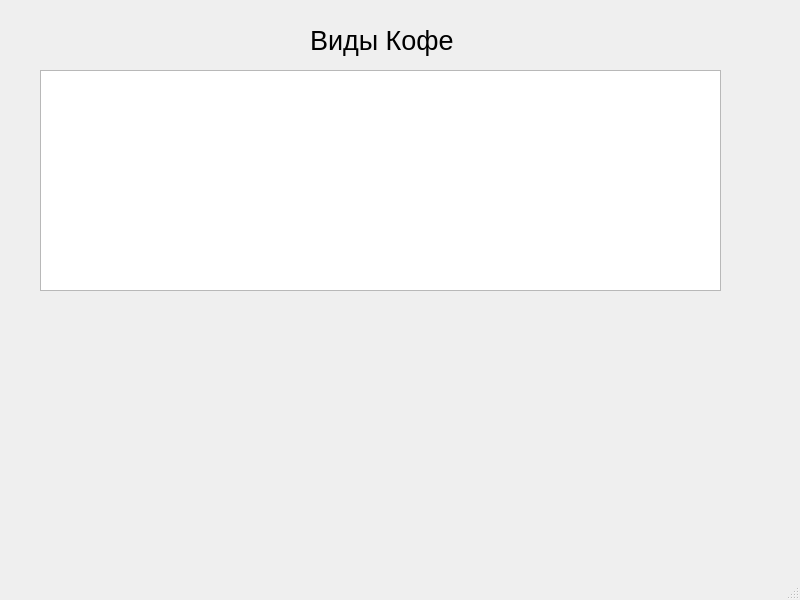
First picture: the form in main.ui, repository lemtok/espresso, before the edit.
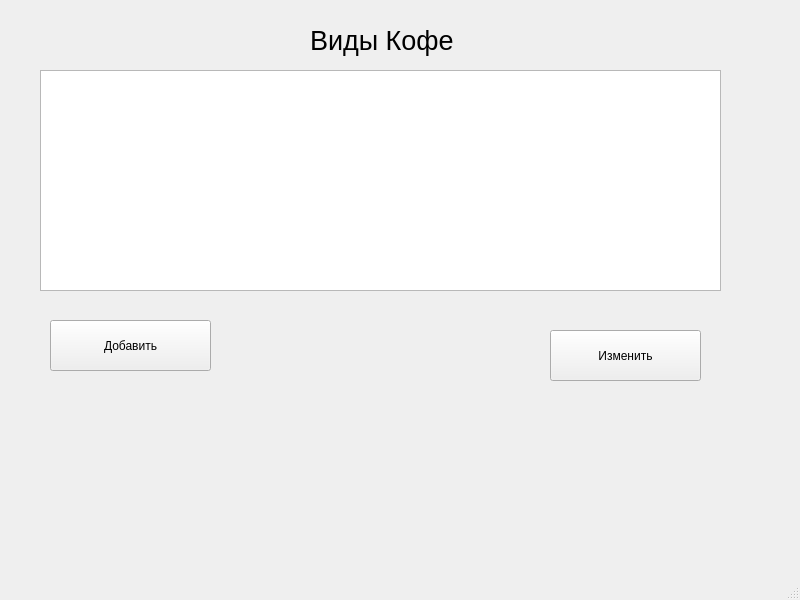
Second picture: the form after the edit.

Diff of the .ui file:
```diff
--- a/main.ui
+++ b/main.ui
@@ -42,6 +42,32 @@
      <string>Виды Кофе</string>
     </property>
    </widget>
+   <widget class="QPushButton" name="addButton">
+    <property name="geometry">
+     <rect>
+      <x>50</x>
+      <y>320</y>
+      <width>161</width>
+      <height>51</height>
+     </rect>
+    </property>
+    <property name="text">
+     <string>Добавить</string>
+    </property>
+   </widget>
+   <widget class="QPushButton" name="editButton">
+    <property name="geometry">
+     <rect>
+      <x>550</x>
+      <y>330</y>
+      <width>151</width>
+      <height>51</height>
+     </rect>
+    </property>
+    <property name="text">
+     <string>Изменить</string>
+    </property>
+   </widget>
   </widget>
   <widget class="QMenuBar" name="menubar">
    <property name="geometry">
```
